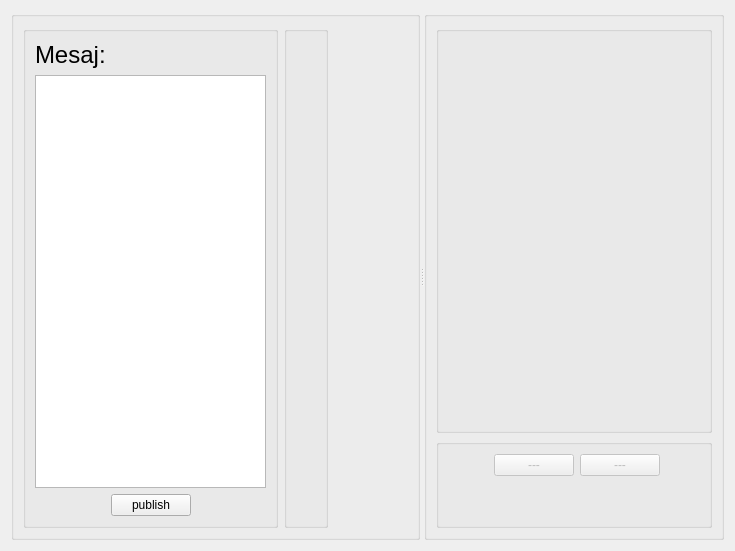
Qt form ros2_ws/src/itlsimulator/itlsimulator/ui_files/itl_subscriber_window.ui (andrei-crisu/Intelligent_Traffic_Light_Simulator) before a commit.
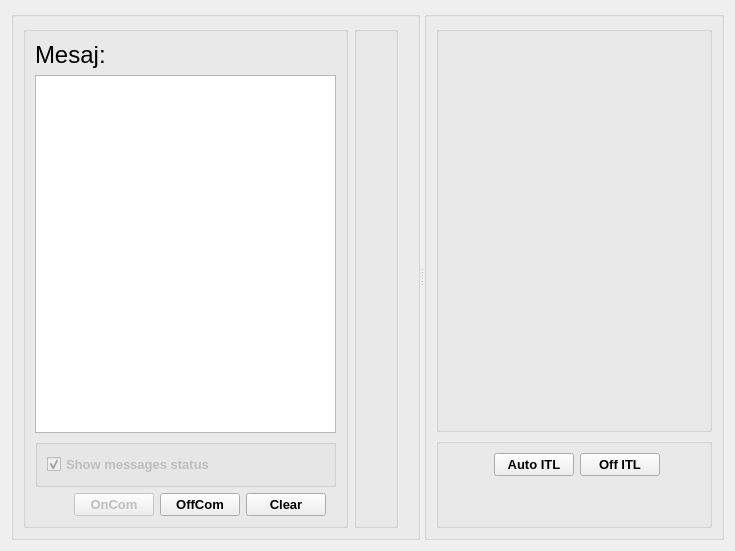
The same form after that commit.

Commit message: Has been developed a rich UI interface for the ITL Publisher and the ITL Subscriber

```diff
--- a/ros2_ws/src/itlsimulator/itlsimulator/ui_files/itl_subscriber_window.ui
+++ b/ros2_ws/src/itlsimulator/itlsimulator/ui_files/itl_subscriber_window.ui
@@ -73,6 +73,59 @@
               <pointsize>14</pointsize>
              </font>
             </property>
+            <property name="undoRedoEnabled">
+             <bool>false</bool>
+            </property>
+            <property name="readOnly">
+             <bool>true</bool>
+            </property>
+           </widget>
+          </item>
+          <item>
+           <widget class="QGroupBox" name="comStatusBox">
+            <property name="sizePolicy">
+             <sizepolicy hsizetype="Preferred" vsizetype="Fixed">
+              <horstretch>0</horstretch>
+              <verstretch>0</verstretch>
+             </sizepolicy>
+            </property>
+            <property name="minimumSize">
+             <size>
+              <width>0</width>
+              <height>30</height>
+             </size>
+            </property>
+            <property name="title">
+             <string/>
+            </property>
+            <layout class="QHBoxLayout" name="horizontalLayout_5">
+             <item>
+              <widget class="QCheckBox" name="statusCheckBox">
+               <property name="enabled">
+                <bool>false</bool>
+               </property>
+               <property name="font">
+                <font>
+                 <pointsize>10</pointsize>
+                 <weight>75</weight>
+                 <bold>true</bold>
+                </font>
+               </property>
+               <property name="text">
+                <string>Show messages status</string>
+               </property>
+               <property name="checkable">
+                <bool>true</bool>
+               </property>
+               <property name="checked">
+                <bool>true</bool>
+               </property>
+               <property name="tristate">
+                <bool>false</bool>
+               </property>
+              </widget>
+             </item>
+            </layout>
            </widget>
           </item>
           <item>
@@ -90,6 +143,49 @@
               </property>
              </spacer>
             </item>
+            <item>
+             <widget class="QPushButton" name="onComButton">
+              <property name="enabled">
+               <bool>false</bool>
+              </property>
+              <property name="sizePolicy">
+               <sizepolicy hsizetype="Fixed" vsizetype="Fixed">
+                <horstretch>0</horstretch>
+                <verstretch>0</verstretch>
+               </sizepolicy>
+              </property>
+              <property name="font">
+               <font>
+                <pointsize>10</pointsize>
+                <weight>75</weight>
+                <bold>true</bold>
+               </font>
+              </property>
+              <property name="text">
+               <string>OnCom</string>
+              </property>
+             </widget>
+            </item>
+            <item>
+             <widget class="QPushButton" name="offComButton">
+              <property name="sizePolicy">
+               <sizepolicy hsizetype="Fixed" vsizetype="Fixed">
+                <horstretch>0</horstretch>
+                <verstretch>0</verstretch>
+               </sizepolicy>
+              </property>
+              <property name="font">
+               <font>
+                <pointsize>10</pointsize>
+                <weight>75</weight>
+                <bold>true</bold>
+               </font>
+              </property>
+              <property name="text">
+               <string>OffCom</string>
+              </property>
+             </widget>
+            </item>
             <item>
              <widget class="QPushButton" name="clearScreenButton">
               <property name="sizePolicy">
@@ -98,8 +194,15 @@
                 <verstretch>0</verstretch>
                </sizepolicy>
               </property>
+              <property name="font">
+               <font>
+                <pointsize>10</pointsize>
+                <weight>75</weight>
+                <bold>true</bold>
+               </font>
+              </property>
               <property name="text">
-               <string>publish</string>
+               <string>Clear</string>
               </property>
              </widget>
             </item>
@@ -108,9 +211,12 @@
               <property name="orientation">
                <enum>Qt::Horizontal</enum>
               </property>
+              <property name="sizeType">
+               <enum>QSizePolicy::MinimumExpanding</enum>
+              </property>
               <property name="sizeHint" stdset="0">
                <size>
-                <width>40</width>
+                <width>10</width>
                 <height>20</height>
                </size>
               </property>
@@ -138,7 +244,7 @@
             <property name="sizeHint" stdset="0">
              <size>
               <width>20</width>
-              <height>240</height>
+              <height>160</height>
              </size>
             </property>
            </spacer>
@@ -152,11 +258,11 @@
           <enum>Qt::Horizontal</enum>
          </property>
          <property name="sizeType">
-          <enum>QSizePolicy::Fixed</enum>
+          <enum>QSizePolicy::Minimum</enum>
          </property>
          <property name="sizeHint" stdset="0">
           <size>
-           <width>80</width>
+           <width>10</width>
            <height>20</height>
           </size>
          </property>
@@ -168,7 +274,7 @@
       <property name="minimumSize">
        <size>
         <width>300</width>
-        <height>500</height>
+        <height>280</height>
        </size>
       </property>
       <property name="title">
@@ -198,7 +304,7 @@
             <property name="minimumSize">
              <size>
               <width>0</width>
-              <height>240</height>
+              <height>120</height>
              </size>
             </property>
             <layout class="QHBoxLayout" name="horizontalLayout_4"/>
@@ -208,7 +314,13 @@
         </widget>
        </item>
        <item>
-        <widget class="QGroupBox" name="controlsBox">
+        <widget class="QGroupBox" name="itlControlsBox">
+         <property name="sizePolicy">
+          <sizepolicy hsizetype="Preferred" vsizetype="Fixed">
+           <horstretch>0</horstretch>
+           <verstretch>0</verstretch>
+          </sizepolicy>
+         </property>
          <property name="minimumSize">
           <size>
            <width>0</width>
@@ -239,7 +351,7 @@
               <item>
                <widget class="QPushButton" name="sendMessageButton_2">
                 <property name="enabled">
-                 <bool>false</bool>
+                 <bool>true</bool>
                 </property>
                 <property name="sizePolicy">
                  <sizepolicy hsizetype="Fixed" vsizetype="Fixed">
@@ -247,15 +359,22 @@
                   <verstretch>0</verstretch>
                  </sizepolicy>
                 </property>
+                <property name="font">
+                 <font>
+                  <pointsize>10</pointsize>
+                  <weight>75</weight>
+                  <bold>true</bold>
+                 </font>
+                </property>
                 <property name="text">
-                 <string>---</string>
+                 <string>Auto ITL</string>
                 </property>
                </widget>
               </item>
               <item>
                <widget class="QPushButton" name="sendMessageButton_3">
                 <property name="enabled">
-                 <bool>false</bool>
+                 <bool>true</bool>
                 </property>
                 <property name="sizePolicy">
                  <sizepolicy hsizetype="Fixed" vsizetype="Fixed">
@@ -263,8 +382,15 @@
                   <verstretch>0</verstretch>
                  </sizepolicy>
                 </property>
+                <property name="font">
+                 <font>
+                  <pointsize>10</pointsize>
+                  <weight>75</weight>
+                  <bold>true</bold>
+                 </font>
+                </property>
                 <property name="text">
-                 <string>---</string>
+                 <string>Off ITL</string>
                 </property>
                </widget>
               </item>
```
Left out of the diff: 6 changed lines with no effect on the pictures. The commit also changes 4 other files.
